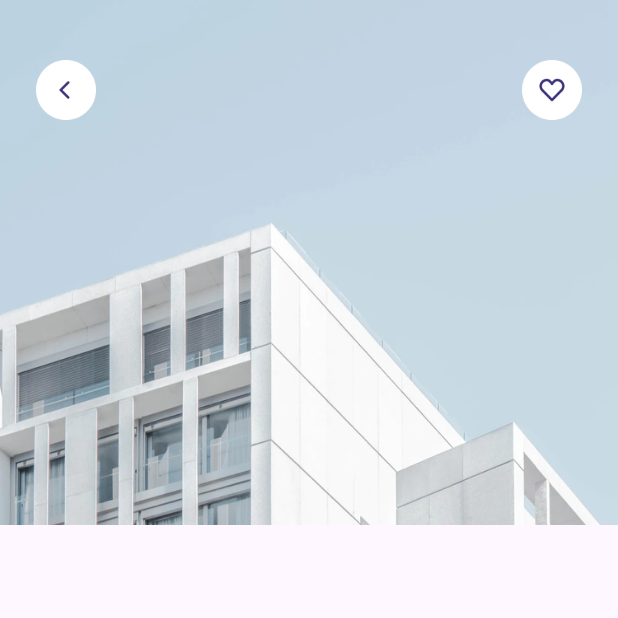
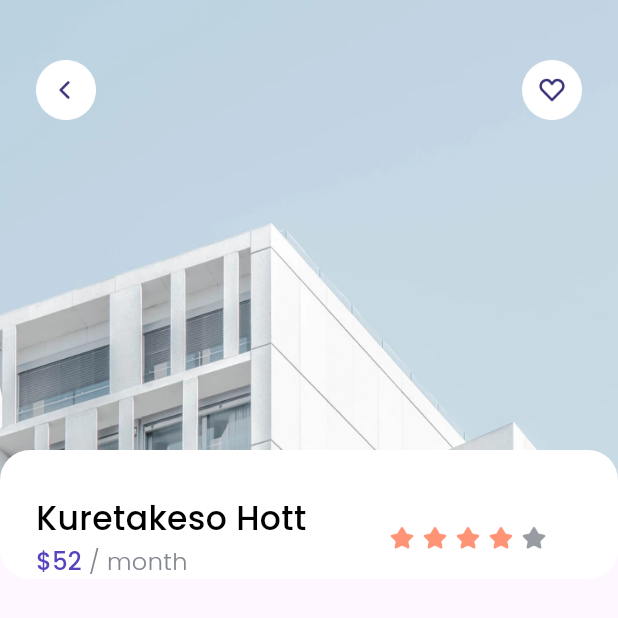
Before and after one commit to petelpop/CozyNest, a Flutter app: the DetailPage screen opened directly, on a phone screen of 412 x 824 dp, the top half of it. Run offline on Flutter 3.47's test engine with Material 3 defaults, Android fonts, the phone set to English and light mode, and no system bars; our stand-ins replace google_fonts.

Commit message:
add title, price, and rating UI at detail page

```diff
--- a/lib/pages/detail_page.dart
+++ b/lib/pages/detail_page.dart
@@ -1,3 +1,4 @@
+import 'package:cozy/theme.dart';
 import 'package:flutter/material.dart';
 import 'package:flutter/widgets.dart';
 
@@ -19,15 +20,12 @@ class DetailPage extends StatelessWidget {
                 fit: BoxFit.cover,
               ),
               Padding(
-                padding: EdgeInsets.symmetric(
-                  horizontal: 24,
-                  vertical: 40
-                ),
+                padding: EdgeInsets.symmetric(horizontal: 24, vertical: 40),
                 child: Row(
                   mainAxisAlignment: MainAxisAlignment.spaceBetween,
                   children: [
                     InkWell(
-                      onTap: (){
+                      onTap: () {
                         Navigator.pop(context);
                       },
                       child: Image.asset(
@@ -43,10 +41,86 @@ class DetailPage extends StatelessWidget {
                     )
                   ],
                 ),
+              ),
+              ListView(
+                children: [
+                  SizedBox(height: 300),
+                  Container(
+                    width: MediaQuery.of(context).size.width,
+                    decoration: BoxDecoration(
+                        borderRadius: BorderRadius.circular(20),
+                        color: whiteColor),
+                    child: Column(
+                      children: [
+                        SizedBox(height: 30),
+                        Padding(
+                          padding: EdgeInsets.symmetric(horizontal: 24),
+                          child: Row(
+                            mainAxisAlignment: MainAxisAlignment.spaceBetween,
+                            children: [
+                            Column(
+                              crossAxisAlignment: CrossAxisAlignment.start,
+                              children: [
+                                Text(
+                                  'Kuretakeso Hott',
+                                  style: blackTextStyle.copyWith(fontSize: 22),
+                                ),
+                                SizedBox(height: 2),
+                                Text.rich(
+                                  TextSpan(
+                                    text: '\$52',
+                                    style:
+                                        purpleTextStyle.copyWith(fontSize: 16),
+                                    children: [
+                                      TextSpan(
+                                          text: ' / month',
+                                          style: greyTextStyle.copyWith(
+                                              fontSize: 16)),
+                                    ],
+                                  ),
+                                ),
+                              ],
+                            ),
+                            Row(
+                              children: [
+                                Image.asset(
+                                  'assets/icon_star.png',
+                                  width: 20,
+                                ),
+                                SizedBox(width: 2),
+                                Image.asset(
+                                  'assets/icon_star.png',
+                                  width: 20,
+                                ),
+                                SizedBox(width: 2),
+                                Image.asset(
+                                  'assets/icon_star.png',
+                                  width: 20,
+                                ),
+                                SizedBox(width: 2),
+                                Image.asset(
+                                  'assets/icon_star.png',
+                                  width: 20,
+                                ),
+                                SizedBox(width: 2),
+                                Image.asset(
+                                  'assets/icon_star.png',
+                                  width: 20,
+                                  color: Color(0xFF989BA1),
+                                ),
+                                SizedBox(width: 22),
+
+                              ],
+                            )
+                          ]),
+                        )
+                      ],
+                    ),
                   )
                 ],
               )
-        ),
+            ],
+          )),
     );
   }
 }
```
Lines whose indentation alone changed are shown as unchanged.
